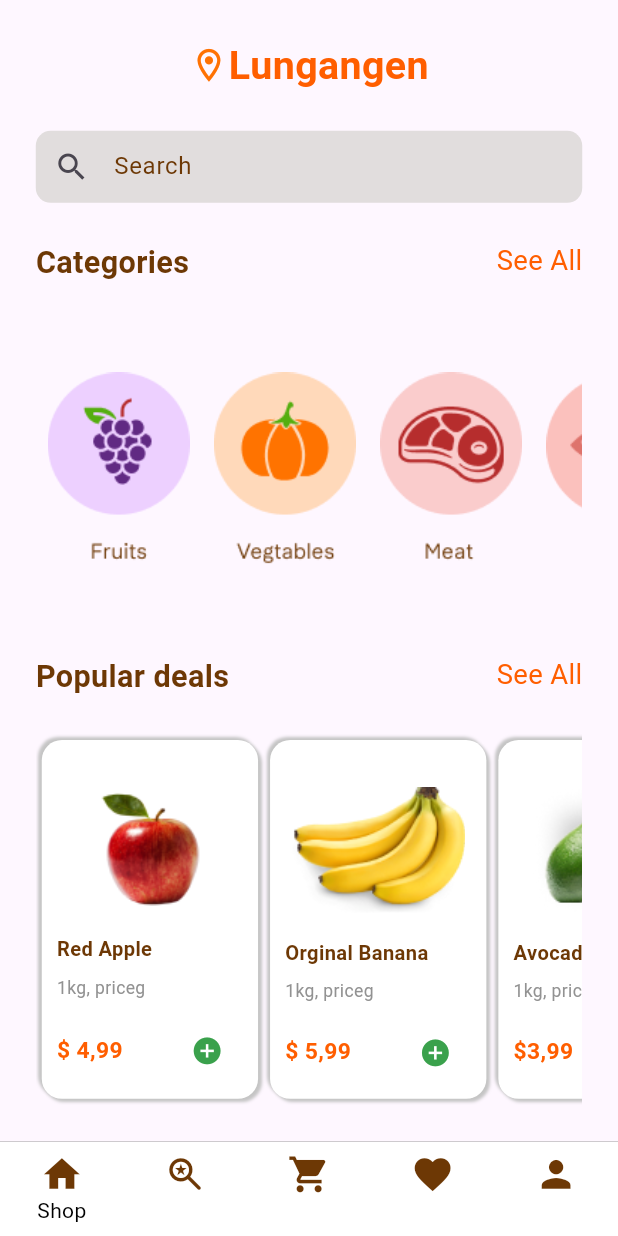
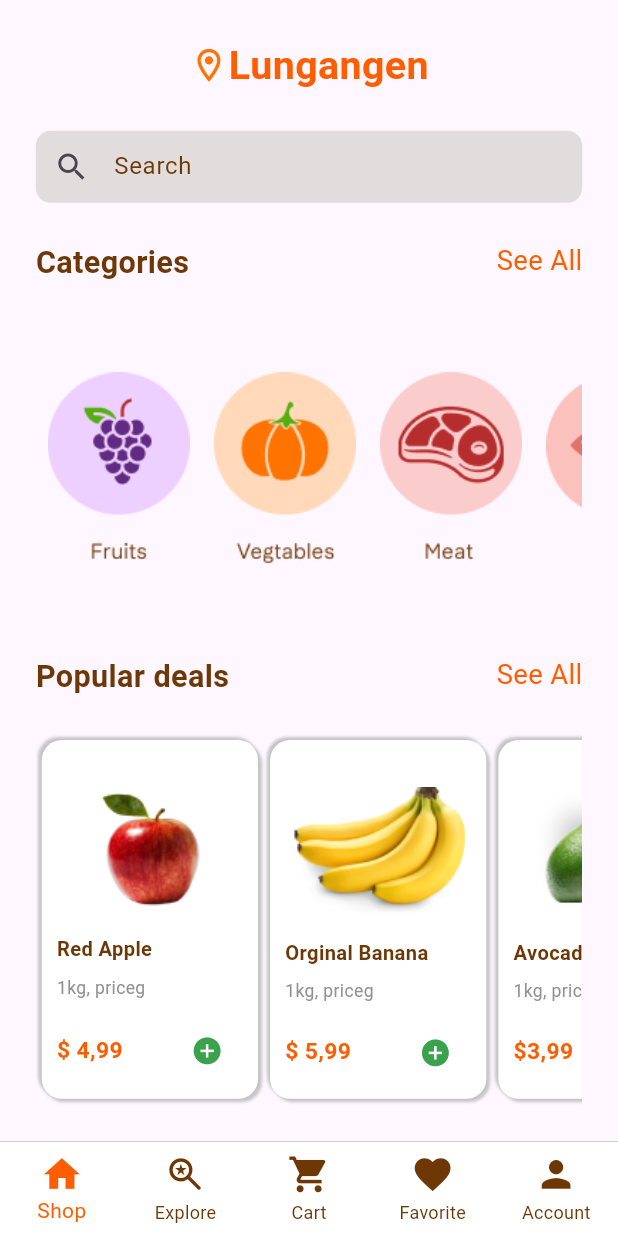
Before and after one commit to Dream-Works-kg/grocery_app, a Flutter app: the NabbarView screen opened directly, on a phone screen of 412 x 824 dp. Run offline on Flutter 3.47's test engine with Material 3 defaults, Android fonts, the phone set to English and light mode, and no system bars; our stand-ins replace responsive_sizer.

```diff
--- a/lib/src/presentation/nabbar/nabbar_view.dart
+++ b/lib/src/presentation/nabbar/nabbar_view.dart
@@ -31,8 +31,10 @@ class _NabbarViewState extends State<NabbarView> {
       imagePath: "",
       price: "",
     ),
-    const Account(),
+    // const Account(),
+    SizedBox(),
   ];
+
   @override
   Widget build(BuildContext context) {
     return Scaffold(
@@ -57,22 +59,25 @@ class _NabbarViewState extends State<NabbarView> {
               icon: Icon(
                 Icons.home,
                 size: 22.sp,
-                color: Color(0xff6D3805),
+                color:
+                    _currentIndex == 0 ? Color(0xffFF5E00) : Color(0xff6D3805),
               ),
-              label: "Shop",
+              label: "Shop", // Har doim ko'rsatiladi
             ),
             BottomNavigationBarItem(
               icon: Icon(
                 Icons.saved_search_rounded,
                 size: 22.sp,
-                color: Color(0xff6D3805),
+                color:
+                    _currentIndex == 1 ? Color(0xffFF5E00) : Color(0xff6D3805),
               ),
               label: "Explore",
             ),
             BottomNavigationBarItem(
               icon: Icon(
                 Icons.shopping_cart,
-                color: Color(0xff6D3805),
+                color:
+                    _currentIndex == 2 ? Color(0xffFF5E00) : Color(0xff6D3805),
                 size: 22.sp,
               ),
               label: "Cart",
@@ -81,7 +86,8 @@ class _NabbarViewState extends State<NabbarView> {
               icon: Icon(
                 Icons.favorite,
                 size: 22.sp,
-                color: Color(0xff6D3805),
+                color:
+                    _currentIndex == 3 ? Color(0xffFF5E00) : Color(0xff6D3805),
               ),
               label: "Favorite",
             ),
@@ -89,16 +95,17 @@ class _NabbarViewState extends State<NabbarView> {
               icon: Icon(
                 Icons.person,
                 size: 22.sp,
-                color: Color(0xff6D3805),
+                color:
+                    _currentIndex == 4 ? Color(0xffFF5E00) : Color(0xff6D3805),
               ),
               label: "Account",
             ),
           ],
           type: BottomNavigationBarType.fixed,
           backgroundColor: Colors.white,
-          selectedItemColor: Colors.black,
-          unselectedItemColor: Colors.white,
-          showUnselectedLabels: true,
+          selectedItemColor: Color(0xffFF5E00), // Tanlangan ikonkani rangi
+          unselectedItemColor: Color(0xff6D3805), // Tanlanmagan ikonkani rangi
+          showUnselectedLabels: true, // Tanlanmagan holatda ham matn ko'rsatish
         ),
       ),
     );
```
Also changed, not shown: lib/src/presentation/order_/view/selected_fruits_page.dart (+26 -37 lines).
